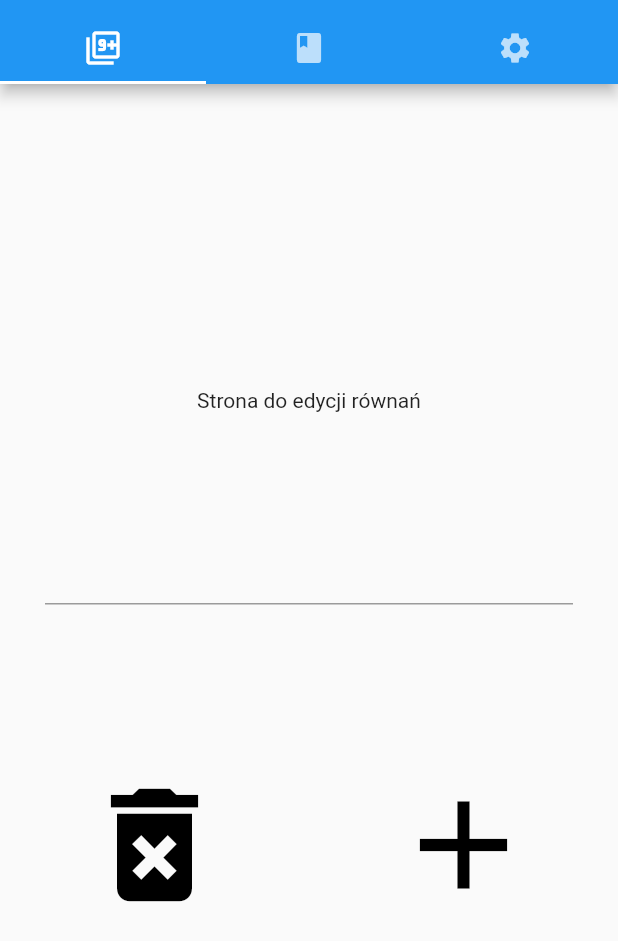
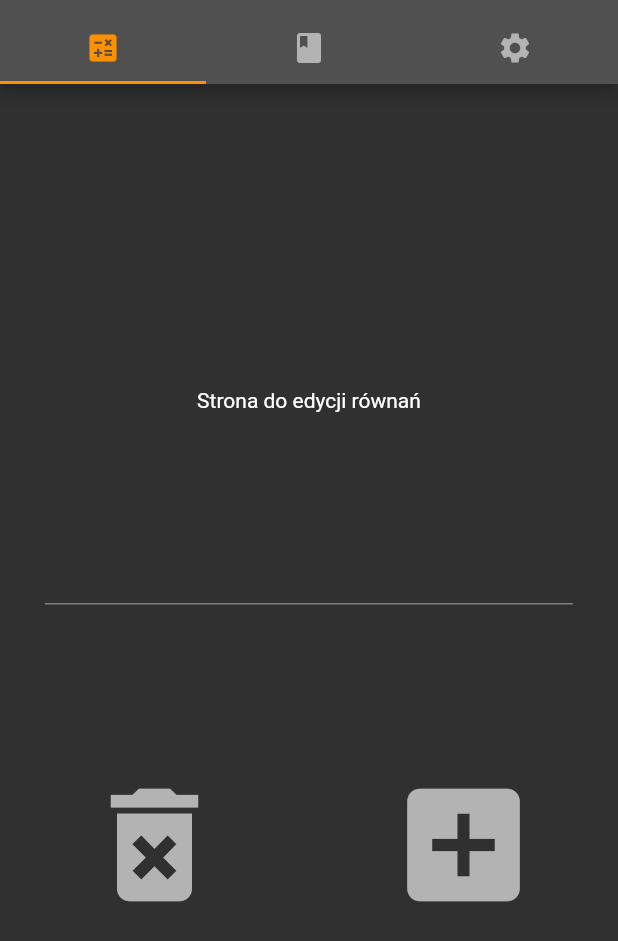
Before and after one commit to milordmariusz/formula1, a Flutter app: the screen it shows after launch, on a phone screen of 412 x 824 dp. Shown: the top 941 px of the screen. Run offline on Flutter 3.47's test engine with Material 2 defaults, Android fonts, the phone set to English and light mode, and no system bars.

Commit message:
Create ColorPalette class

```diff
--- a/lib/main.dart
+++ b/lib/main.dart
@@ -1,4 +1,5 @@
 import 'package:flutter/material.dart';
+import 'package:formula1/src/style/color_palette.dart';
 
 void main() {
   runApp(const ExampleApp());
@@ -12,8 +13,9 @@ class ExampleApp extends StatelessWidget {
     return MaterialApp(
       title: 'Math Keyboard Demo',
       theme: ThemeData(
-        primarySwatch: Colors.blue,
-      ),
+          primarySwatch: ColorPalette.orangeMaterialColor,
+          primaryColor: ColorPalette.darkGrey,
+          brightness: Brightness.dark),
       home: const DemoPage(),
     );
   }
@@ -29,14 +31,18 @@ class DemoPage extends StatefulWidget {
 class _DemoPageState extends State<DemoPage> {
   @override
   Widget build(BuildContext context) {
-    const upperTab = SafeArea(
+    final upperTab = SafeArea(
       child: Padding(
         padding: EdgeInsets.only(top: 10),
-        child: TabBar(tabs: <Tab>[
-          Tab(icon: Icon(Icons.filter_9_plus_outlined)),
-          Tab(icon: Icon(Icons.book)),
-          Tab(icon: Icon(Icons.settings)),
-        ]),
+        child: TabBar(
+            indicatorColor: ColorPalette.orange,
+            labelColor: ColorPalette.orange,
+            unselectedLabelColor: ColorPalette.lightGrey,
+            tabs: <Tab>[
+              Tab(icon: Icon(Icons.calculate)),
+              Tab(icon: Icon(Icons.book)),
+              Tab(icon: Icon(Icons.settings)),
+            ]),
       ),
     );
 
@@ -45,6 +51,7 @@ class _DemoPageState extends State<DemoPage> {
       child: Scaffold(
         appBar: AppBar(
           flexibleSpace: upperTab,
+          backgroundColor: Theme.of(context).primaryColor,
         ),
         body: TabBarView(
           children: [
@@ -85,13 +92,21 @@ class _MathFieldTextFieldExample extends StatelessWidget {
               SizedBox(
                 child: TextButton(
                   onPressed: () {},
-                  child: const Icon(size: 100,color: Colors.black, Icons.delete_forever),
+                  child: Icon(
+                    size: 100,
+                    color: ColorPalette.lightGrey,
+                    Icons.delete_forever,
+                  ),
                 ),
               ),
               SizedBox(
                 child: TextButton(
                   onPressed: () {},
-                  child: const Icon(size: 100,color: Colors.black, Icons.add),
+                  child: Icon(
+                    size: 100,
+                    color: ColorPalette.lightGrey,
+                    Icons.add_box,
+                  ),
                 ),
               ),
             ],
--- /dev/null
+++ b/lib/src/style/color_palette.dart
@@ -0,0 +1,43 @@
+import 'package:flutter/material.dart';
+
+class ColorPalette {
+  static const int _lightGreyValue = 0xffb3b3b3;
+  static const int _darkGreyValue = 0xff505050;
+  static const int _orangeValue = 0xffff9100;
+  static const int _blackValue = 0xff000000;
+
+  static Color get lightGrey => const Color(_lightGreyValue);
+
+  static Color get darkGrey => const Color(_darkGreyValue);
+
+  static Color get orange => const Color(_orangeValue);
+
+  static Color get black => const Color(_blackValue);
+
+  static MaterialColor lightGreyMaterialColor = createMaterialColor(lightGrey);
+  static MaterialColor darkGreyMaterialColor = createMaterialColor(darkGrey);
+  static MaterialColor orangeMaterialColor = createMaterialColor(orange);
+  static MaterialColor blackMaterialColor = createMaterialColor(black);
+
+  static MaterialColor createMaterialColor(Color color) {
+    List strengths = <double>[.05];
+    Map<int, Color> swatch = {};
+    final int r = color.red,
+        g = color.green,
+        b = color.blue;
+
+    for (int i = 1; i < 10; i++) {
+      strengths.add(0.1 * i);
+    }
+    for (var strength in strengths) {
+      final double ds = 0.5 - strength;
+      swatch[(strength * 1000).round()] = Color.fromRGBO(
+        r + ((ds < 0 ? r : (255 - r)) * ds).round(),
+        g + ((ds < 0 ? g : (255 - g)) * ds).round(),
+        b + ((ds < 0 ? b : (255 - b)) * ds).round(),
+        1,
+      );
+    }
+    return MaterialColor(color.value, swatch);
+  }
+}
```
